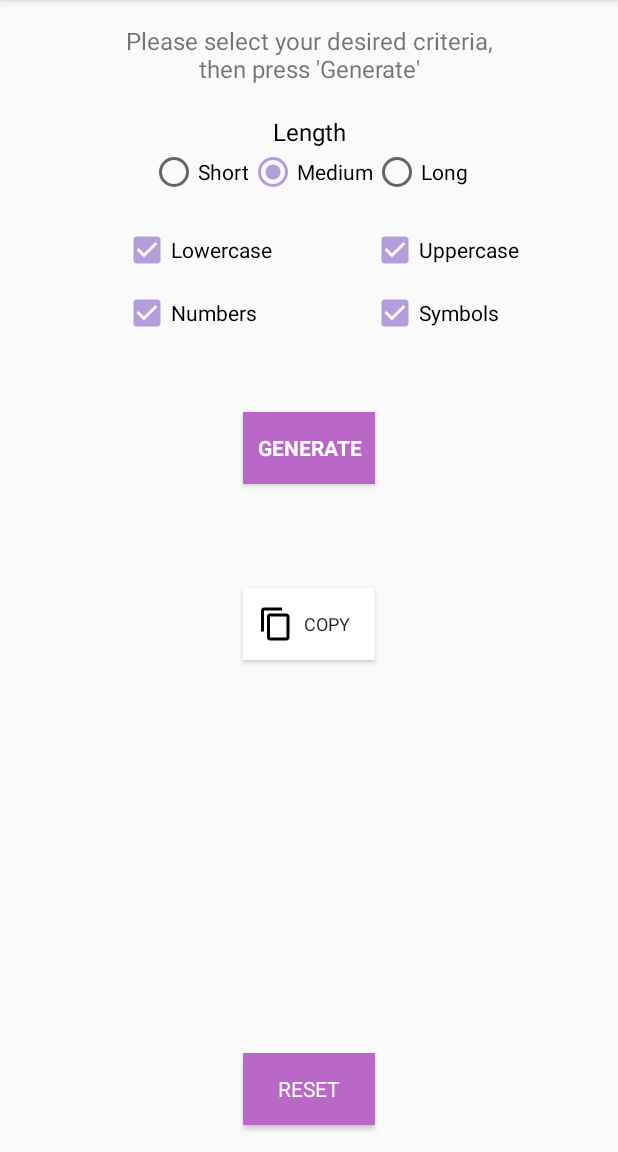
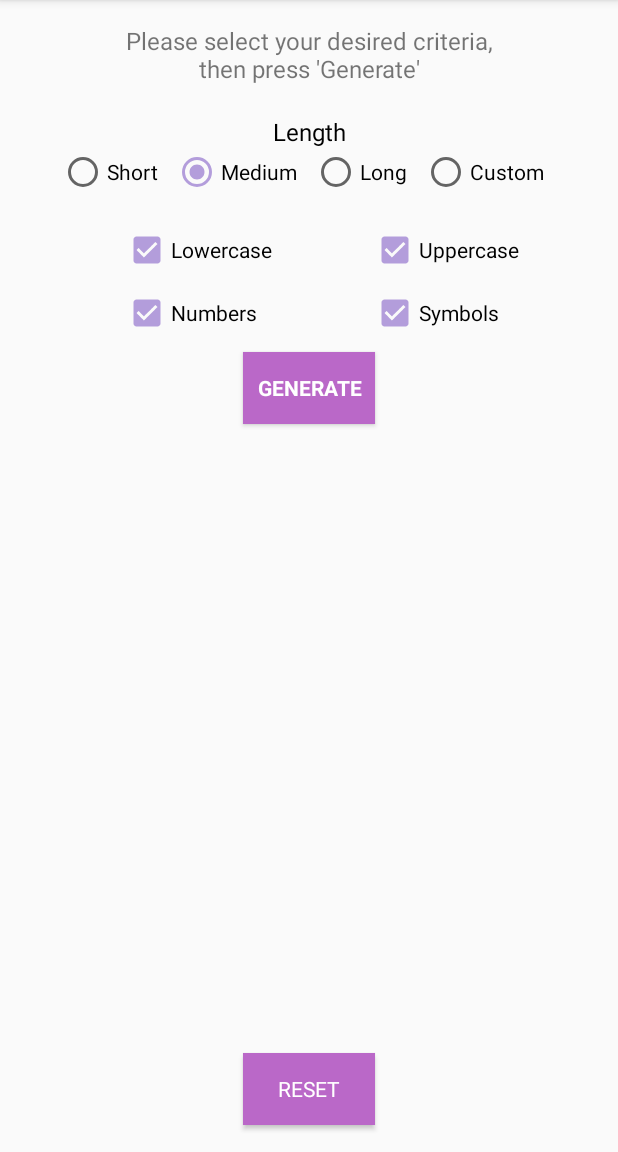
Before and after one commit to khash021/PasswordGenerator, an Android app: the screen it shows after launch (MainActivity), on a phone screen of 412 x 824 dp, the part 84-1236 px from its top. Run offline under Robolectric (Android 15) with nearby library versions, the phone set to English and light mode, and no system bars.

Commit message:
Adde custom length, modified the copy button, and added length restriction

```diff
--- a/app/src/main/java/tech/khash/passwordgenerator/MainActivity.java
+++ b/app/src/main/java/tech/khash/passwordgenerator/MainActivity.java
@@ -10,6 +10,9 @@ import android.view.View;
 import android.widget.Button;
 import android.widget.CheckBox;
 import android.widget.CompoundButton;
+import android.widget.EditText;
+import android.widget.ImageButton;
+import android.widget.LinearLayout;
 import android.widget.RadioGroup;
 import android.widget.TextView;
 import android.widget.Toast;
@@ -23,10 +26,13 @@ public class MainActivity extends AppCompatActivity implements View.OnClickListe
     //TODO: no repeat option?
 
     //Views
-    private Button buttonGenerate, buttonCopy, buttonReset;
+    private Button buttonGenerate, buttonReset;
+    private ImageButton buttonCopy;
     private TextView textResult;
     private RadioGroup lengthRadioGroup;
     private CheckBox checkBoxUppercase, checkBoxLowercase, checkBoxSymbol, checkBoxNumbers;
+    private EditText customLength;
+    private LinearLayout customLengthLayout;
 
     private boolean uppercase, lowercase, number, symbol;
 
@@ -45,6 +51,8 @@ public class MainActivity extends AppCompatActivity implements View.OnClickListe
         buttonGenerate = findViewById(R.id.button_generate);
         buttonCopy = findViewById(R.id.button_copy);
         buttonReset = findViewById(R.id.button_reset);
+        customLength = findViewById(R.id.text_custom_length);
+        customLengthLayout = findViewById(R.id.linear_custom_length);
 
         checkBoxLowercase = findViewById(R.id.check_lowercase);
         checkBoxUppercase = findViewById(R.id.check_uppercase);
@@ -67,12 +75,20 @@ public class MainActivity extends AppCompatActivity implements View.OnClickListe
                 switch (checkedId) {
                     case R.id.radio_button_short:
                         length = LENGTH_SHORT;
+                        customLengthLayout.setVisibility(View.GONE);
                         break;
                     case R.id.radio_button_medium:
                         length = LENGTH_MEDIUM;
+                        customLengthLayout.setVisibility(View.GONE);
                         break;
                     case R.id.radio_button_long:
                         length = LENGTH_LONG;
+                        customLengthLayout.setVisibility(View.GONE);
+                        break;
+                    case R.id.radio_button_custom:
+                        //show the layout
+                        customLengthLayout.setVisibility(View.VISIBLE);
+                        customLength.setCursorVisible(true);
                         break;
                 }
             }
@@ -134,6 +150,23 @@ public class MainActivity extends AppCompatActivity implements View.OnClickListe
             return;
         }
 
+        //get the length value if it is custom
+        if (lengthRadioGroup.getCheckedRadioButtonId() == R.id.radio_button_custom) {
+            String lengthCustomString = customLength.getText().toString().trim();
+            if (lengthCustomString.length() > 0) {
+                int customLengthInteger = Integer.valueOf(lengthCustomString);
+                if (customLengthInteger > 30) {
+                    showToast(getString(R.string.length_long_error));
+                    return;
+                } else {
+                    customLength.setCursorVisible(false);
+                    length = customLengthInteger;
+                }
+            } else {
+                lengthRadioGroup.check(R.id.radio_button_medium);
+            }
+        }
+
         //create a PassGenerator object
         // PassGenerator(int length, boolean lowercase, boolean uppercase, boolean numbers, boolean symbols)
         PassGenerator passGenerator = new PassGenerator(length, lowercase, uppercase, number, symbol);
@@ -142,6 +175,8 @@ public class MainActivity extends AppCompatActivity implements View.OnClickListe
 
         if (generatedPass != null && generatedPass.length() > 0) {
             textResult.setText(generatedPass);
+            //show copy button
+            buttonCopy.setVisibility(View.VISIBLE);
         } else {
             showToast(getString(R.string.error_generate_password));
         }
@@ -173,6 +208,13 @@ public class MainActivity extends AppCompatActivity implements View.OnClickListe
         //clear any text from password
         textResult.setText("");
 
+        //hide linear view
+        customLengthLayout.setVisibility(View.GONE);
+        customLength.getText().clear();
+
+        //hide the copy button
+        buttonCopy.setVisibility(View.INVISIBLE);
+
         //set length to medium
         lengthRadioGroup.check(R.id.radio_button_medium);
 
--- a/app/src/main/res/layout/activity_main.xml
+++ b/app/src/main/res/layout/activity_main.xml
@@ -40,6 +40,7 @@
         android:layout_height="wrap_content"
         android:gravity="center"
         android:orientation="horizontal"
+        android:layout_marginEnd="10dp"
         app:layout_constraintEnd_toEndOf="parent"
         app:layout_constraintStart_toStartOf="parent"
         app:layout_constraintTop_toBottomOf="@id/header_length">
@@ -54,15 +55,51 @@
             android:id="@+id/radio_button_medium"
             android:layout_width="wrap_content"
             android:layout_height="wrap_content"
+            android:layout_marginStart="10dp"
             android:text="@string/radio_button_medium" />
 
         <RadioButton
             android:id="@+id/radio_button_long"
             android:layout_width="wrap_content"
             android:layout_height="wrap_content"
+            android:layout_marginStart="10dp"
             android:text="@string/radio_button_long" />
 
+        <RadioButton
+            android:id="@+id/radio_button_custom"
+            android:layout_width="wrap_content"
+            android:layout_height="wrap_content"
+            android:layout_marginStart="10dp"
+            android:text="@string/radio_button_custom" />
+
     </RadioGroup>
+
+    <LinearLayout
+        android:id="@+id/linear_custom_length"
+        android:layout_width="wrap_content"
+        android:layout_height="wrap_content"
+        android:orientation="horizontal"
+        android:gravity="center"
+        app:layout_constraintEnd_toEndOf="parent"
+        app:layout_constraintStart_toStartOf="parent"
+        app:layout_constraintTop_toBottomOf="@id/radio_group_length">
+
+        <TextView
+            android:layout_width="wrap_content"
+            android:layout_height="wrap_content"
+            android:text="@string/enter_desired_length"/>
+
+        <EditText
+            android:id="@+id/text_custom_length"
+            android:layout_width="50dp"
+            android:layout_height="wrap_content"
+            android:gravity="center"
+            android:paddingStart="10dp"
+            android:imeOptions="actionDone"
+            android:inputType="number"/>
+
+
+    </LinearLayout>
 
     <CheckBox
         android:id="@+id/check_lowercase"
@@ -74,7 +111,7 @@
         app:layout_constraintEnd_toStartOf="@+id/check_uppercase"
         app:layout_constraintHorizontal_bias="0.5"
         app:layout_constraintStart_toStartOf="parent"
-        app:layout_constraintTop_toBottomOf="@id/radio_group_length" />
+        app:layout_constraintTop_toBottomOf="@id/linear_custom_length" />
 
     <CheckBox
         android:id="@+id/check_uppercase"
@@ -85,7 +122,7 @@
         app:layout_constraintEnd_toEndOf="parent"
         app:layout_constraintHorizontal_bias="0.5"
         app:layout_constraintStart_toEndOf="@+id/check_lowercase"
-        app:layout_constraintTop_toBottomOf="@id/radio_group_length" />
+        app:layout_constraintTop_toBottomOf="@id/linear_custom_length" />
 
     <CheckBox
         android:id="@+id/check_number"
@@ -112,7 +149,7 @@
         android:id="@+id/button_generate"
         android:layout_width="wrap_content"
         android:layout_height="wrap_content"
-        android:layout_marginTop="50dp"
+        android:layout_marginTop="10dp"
         android:background="@color/colorButton"
         android:fontFamily="sans-serif"
         android:text="@string/generate"
@@ -130,20 +167,18 @@
         app:layout_constraintStart_toStartOf="parent"
         app:layout_constraintTop_toBottomOf="@+id/button_generate" />
 
-    <Button
+
+    <ImageButton
         android:id="@+id/button_copy"
         android:layout_width="wrap_content"
         android:layout_height="wrap_content"
-        android:layout_marginTop="20dp"
-        android:background="@android:color/white"
-        android:drawableStart="@drawable/ic_copy_black"
-        android:fontFamily="sans-serif"
-        android:padding="10dp"
-        android:text="@string/copy_clipboard"
-        android:textSize="12sp"
-        app:layout_constraintEnd_toEndOf="parent"
-        app:layout_constraintStart_toStartOf="parent"
-        app:layout_constraintTop_toBottomOf="@+id/text_result" />
+        android:src="@drawable/ic_copy_black"
+        android:background="@null"
+        android:padding="5dp"
+        android:layout_marginStart="10dp"
+        app:layout_constraintBottom_toBottomOf="@id/text_result"
+        app:layout_constraintStart_toEndOf="@id/text_result"
+        android:visibility="gone"/>
 
     <Button
         android:id="@+id/button_reset"
--- a/app/src/main/res/values/strings.xml
+++ b/app/src/main/res/values/strings.xml
@@ -15,10 +15,14 @@
     <string name="radio_button_short">Short</string>
     <string name="radio_button_medium">Medium</string>
     <string name="radio_button_long">Long</string>
+    <string name="radio_button_custom">Custom</string>
+    <string name="enter_desired_length">Enter desired length:</string>
 
     <string name="copied_toast">Copied to clipboard</string>
     <string name="text_instructions">Please select your desired criteria,\nthen press \'Generate\'</string>
     <string name="nothing_to_copy">Nothing to copy</string>
     <string name="no_criteria_toast">No criteria is selected</string>
     <string name="error_generate_password">Error generating password</string>
+    <string name="length_long_error">Length should be below 30</string>
+
 </resources>
```
